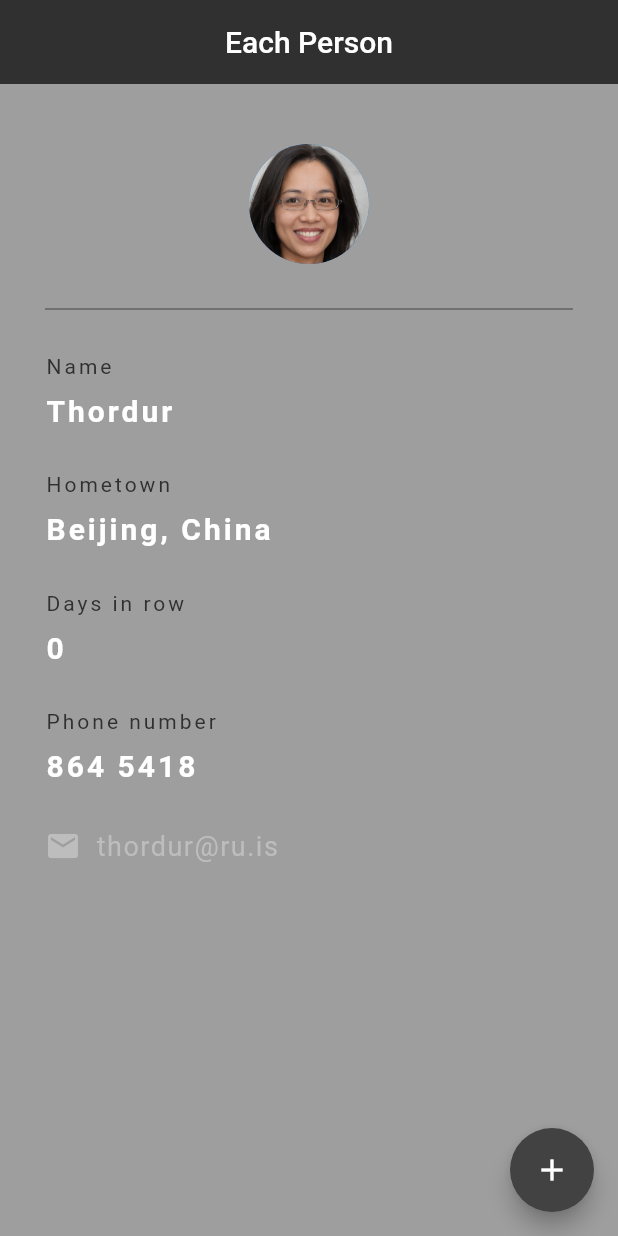
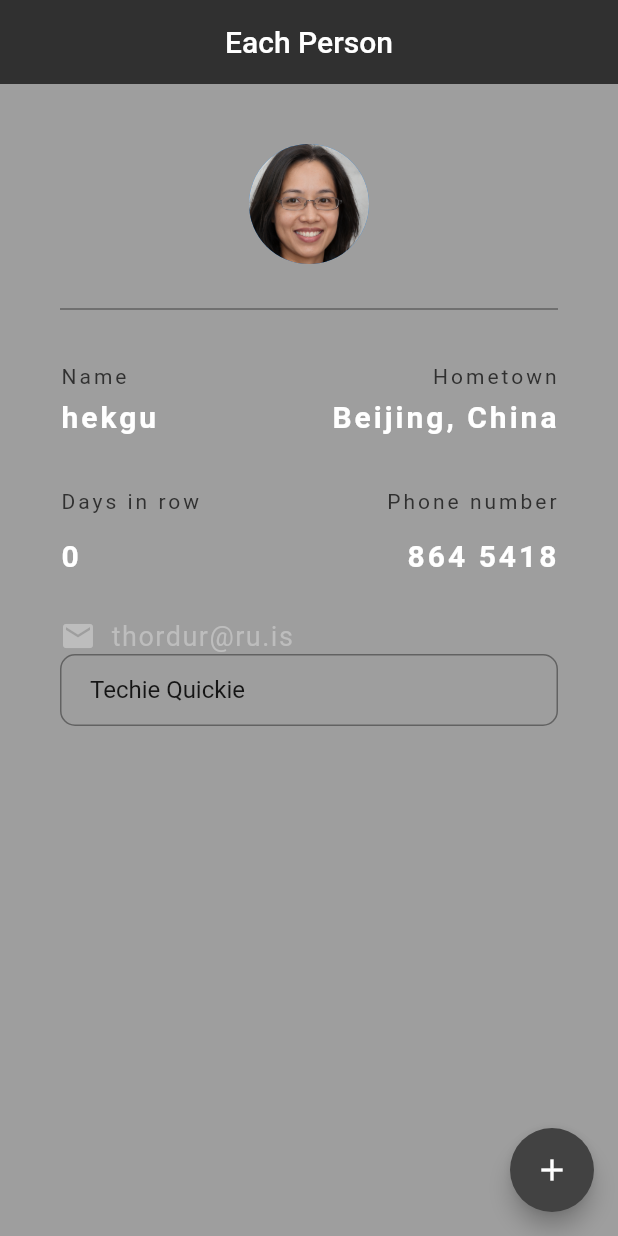
Before and after one commit to helgiisaevar/first_flutter_app, a Flutter app: the screen it shows after launch, on a phone screen of 412 x 824 dp. Run offline on Flutter 3.47's test engine with Material 2 defaults, Android fonts, the phone set to English and light mode, and no system bars.

Commit message:
chagnes on the front screen, added signup form

```diff
--- a/Amica/lib/ContactScreen.dart
+++ b/Amica/lib/ContactScreen.dart
@@ -10,6 +10,22 @@ class _ContactScreenState extends State<ContactScreen> {
 
   @override
   Widget build(BuildContext context) {
+
+
+      final name = TextFormField(
+      keyboardType: TextInputType.text,
+      autofocus: false,
+      initialValue: 'Techie Quickie',
+      decoration: InputDecoration(
+        hintText: 'Name',
+        contentPadding: EdgeInsets.fromLTRB(20.0, 10.0, 20.0, 10.0),
+        border: OutlineInputBorder(borderRadius: BorderRadius.circular(10.0)),
+      ),
+    );
+
+    //String body = '';
+    //final key = GlobalKey<FormState>();
+
     return Scaffold(
       backgroundColor: Colors.grey[500],
       appBar: AppBar(
@@ -28,7 +44,7 @@ class _ContactScreenState extends State<ContactScreen> {
         backgroundColor: Colors.grey[800],
       ),
       body: Padding(
-        padding: const EdgeInsets.fromLTRB(30.0, 40.0, 30.0, 0),
+        padding: const EdgeInsets.fromLTRB(40.0, 40.0, 40.0, 0),
         child: Column(
           crossAxisAlignment: CrossAxisAlignment.start,
           children: <Widget>[
@@ -42,29 +58,35 @@ class _ContactScreenState extends State<ContactScreen> {
               color: Colors.grey[800],
               height: 60.0,
             ),
-
-            Text(
+            Row(
+              mainAxisAlignment: MainAxisAlignment.spaceBetween,
+              children: [
+                new Text(
                   'Name',
                   style: TextStyle(
                     color: Colors.grey[850],
                     letterSpacing: 2.0,
                   ),
                 ),
-            SizedBox(height: 10.0),
+                SizedBox(height: 30.0),
+                new Text(
+                  'Hometown',
+                  style: TextStyle(
+                    color: Colors.grey[850],
+                    letterSpacing: 2.0,
+                  ),
+                ),
+              ],
+            ),
+            Row(
+              mainAxisAlignment: MainAxisAlignment.spaceBetween,
+              children: [
                 Text(
-              'Thordur',
+                  'hekgu',
                   style: TextStyle(
                     color: Colors.white,
                     fontWeight: FontWeight.bold,
                     fontSize: 20.0,
-                letterSpacing: 2.0,
-              ),
-            ),
-            SizedBox(height: 30.0),
-          Text(
-              'Hometown',
-              style: TextStyle(
-                color: Colors.grey[850],
                     letterSpacing: 2.0,
                   ),
                 ),
@@ -78,9 +100,13 @@ class _ContactScreenState extends State<ContactScreen> {
                     letterSpacing: 2.0,
                   ),
                 ),
-
+              ],
+            ),
             SizedBox(height: 30.0),
-            Text(
+            Row(
+              mainAxisAlignment: MainAxisAlignment.spaceBetween,
+              children: [
+                new Text(
                   'Days in row',
                   style: TextStyle(
                     color: Colors.grey[850],
@@ -88,6 +114,20 @@ class _ContactScreenState extends State<ContactScreen> {
                   ),
                 ),
                 SizedBox(height: 10.0),
+                SizedBox(height: 30.0),
+                new Text(
+                  'Phone number',
+                  style: TextStyle(
+                    color: Colors.grey[850],
+                    letterSpacing: 2.0,
+                  ),
+                ),
+              ],
+            ),
+            SizedBox(height: 10.0),
+            Row(
+              mainAxisAlignment: MainAxisAlignment.spaceBetween,
+              children: [
                 Text(
                   '$Daysinarow',
                   style: TextStyle(
@@ -97,15 +137,6 @@ class _ContactScreenState extends State<ContactScreen> {
                     letterSpacing: 2.0,
                   ),
                 ),
-            SizedBox(height: 30.0),
-            Text(
-              'Phone number',
-              style: TextStyle(
-                color: Colors.grey[850],
-                letterSpacing: 2.0,
-              ),
-            ),
-            SizedBox(height: 10.0),
                 Text(
                   '864 5418',
                   style: TextStyle(
@@ -114,6 +145,8 @@ class _ContactScreenState extends State<ContactScreen> {
                     fontSize: 20.0,
                     letterSpacing: 2.0,
                   ),
+                ),
+              ],
             ),
             SizedBox(height: 30.0),
             Row(
@@ -131,17 +164,29 @@ class _ContactScreenState extends State<ContactScreen> {
                     letterSpacing: 1.0,
                   ),
                 ),
-                // TextFormField(
-                //   keyboardType: TextInputType.multiline,
-                //   maxLines: 99,
-                //   style: TextStyle(fontSize: 18.0),
-                //   decoration: InputDecoration(
-                //   contentPadding: EdgeInsets.fromLTRB(8.0, 12.0, 8.0, 12.0),
-                //   hintText: "Write your Note",
-                //   border: OutlineInputBorder(borderRadius: BorderRadius.circular(5))),
-                // ),
               ],
             ),
+
+            name,
+
+            // ListTile(
+            //   title: TextFormField(
+            //     onSaved: (value) => body = value,
+            //     decoration: InputDecoration(
+            //       labelText: 'BODY',
+            //       labelStyle: TextStyle(fontWeight: FontWeight.bold),
+            //     ),
+            //     maxLines: 9,
+            //   ),
+            // )
+            //     Row(
+            //       mainAxisSize: MainAxisSize.min,
+            //  // mainAxisAlignment: MainAxisAlignment.spaceBetween,
+            //   children:
+            //   [
+            //     name,
+            //   ],
+            // ),
           ],
         ),
       ),
--- a/Amica/lib/main.dart
+++ b/Amica/lib/main.dart
@@ -1,5 +1,6 @@
 import 'package:flutter/material.dart';
 import './ContactScreen.dart';
+//import './Signup.dart';
 
 
 void main() {
@@ -16,7 +17,7 @@ class _AmicaAppState extends State<AmicaApp> {
   Widget build(BuildContext context) {
     return MaterialApp(
       title: 'Amica App foobar',
-      home: ContactScreen(),
+      home: new ContactScreen(),
 
     );
   }
```
Also changed, not shown: Amica/lib/Signup.dart (added, +144 -0 lines). Lines whose indentation alone changed are shown as unchanged.
